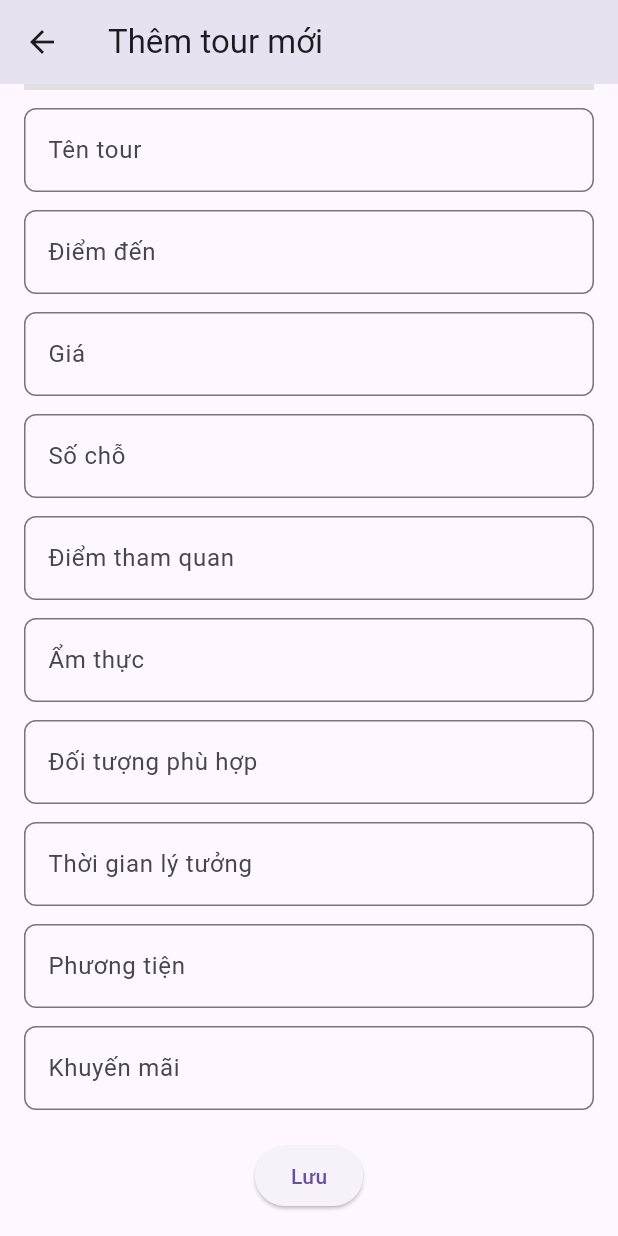
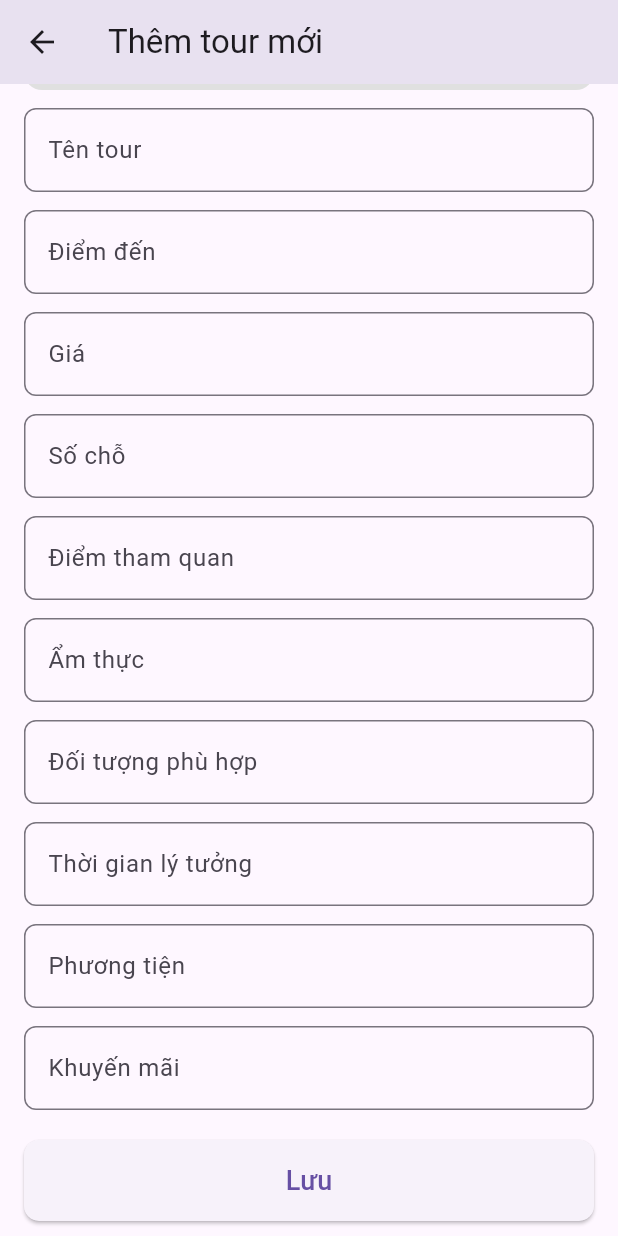
Before and after one commit to Tri1106/Doanchuyenganh, a Flutter app: the TourFormScreen screen opened directly, scrolled down 212 dp, on a phone screen of 412 x 824 dp. Run offline on Flutter 3.47's test engine with Material 3 defaults, Android fonts, the light colour scheme and no system bars; our stand-ins replace image_picker, shared_preferences, shimmer; accounts and stored records are empty; network calls fail.

Commit message:
chỉnh sửa

```diff
--- a/lib/screens/provider/tour_form_screen.dart
+++ b/lib/screens/provider/tour_form_screen.dart
@@ -2,8 +2,8 @@
 import 'dart:io';
 import 'package:flutter/material.dart';
 import 'package:image_picker/image_picker.dart';
+import '../../services/api_service.dart';
 import 'tour_list_screen.dart';
-import '../../services/api_service.dart';
 
 class TourFormScreen extends StatefulWidget {
   final bool isEdit;
@@ -19,32 +19,31 @@ class _TourFormScreenState extends State<TourFormScreen> {
   final picker = ImagePicker();
   File? image;
 
-  final name = TextEditingController();
-  final des = TextEditingController();
-  final price = TextEditingController();
-  final seats = TextEditingController();
-  final dtq = TextEditingController();
-  final amthuc = TextEditingController();
-  final dtth = TextEditingController();
-  final tgl = TextEditingController();
-  final pt = TextEditingController();
-  final km = TextEditingController();
+  final nameController = TextEditingController();
+  final desController = TextEditingController();
+  final priceController = TextEditingController();
+  final seatsController = TextEditingController();
+  final dtqController = TextEditingController();
+  final amthucController = TextEditingController();
+  final dtthController = TextEditingController();
+  final tglController = TextEditingController();
+  final ptController = TextEditingController();
+  final kmController = TextEditingController();
 
   @override
   void initState() {
     super.initState();
-
     if (widget.isEdit && widget.tour != null) {
-      name.text = widget.tour!["TourName"] ?? '';
-      des.text = widget.tour!["Destination"] ?? '';
-      price.text = widget.tour!["Price"].toString();
-      seats.text = widget.tour!["SoCho"].toString();
-      dtq.text = widget.tour!["DiemThamQuan"] ?? '';
-      amthuc.text = widget.tour!["AmThuc"] ?? '';
-      dtth.text = widget.tour!["DoiTuongThichHop"] ?? '';
-      tgl.text = widget.tour!["ThoiGianLyTuong"] ?? '';
-      pt.text = widget.tour!["PhuongTien"] ?? '';
-      km.text = widget.tour!["KhuyenMai"] ?? '';
+      nameController.text = widget.tour!["TourName"] ?? '';
+      desController.text = widget.tour!["Destination"] ?? '';
+      priceController.text = widget.tour!["Price"]?.toString() ?? '';
+      seatsController.text = widget.tour!["SoCho"]?.toString() ?? '';
+      dtqController.text = widget.tour!["DiemThamQuan"] ?? '';
+      amthucController.text = widget.tour!["AmThuc"] ?? '';
+      dtthController.text = widget.tour!["DoiTuongThichHop"] ?? '';
+      tglController.text = widget.tour!["ThoiGianLyTuong"] ?? '';
+      ptController.text = widget.tour!["PhuongTien"] ?? '';
+      kmController.text = widget.tour!["KhuyenMai"] ?? '';
     }
   }
 
@@ -65,22 +64,31 @@ class _TourFormScreenState extends State<TourFormScreen> {
       }
 
       final data = {
-        "tourName": name.text.trim(),
-        "destination": des.text.trim(),
-        "price": int.tryParse(price.text) ?? 0,
-        "seats": int.tryParse(seats.text) ?? 0,
-        "diemThamQuan": dtq.text.trim(),
-        "amThuc": amthuc.text.trim(),
-        "doiTuongThichHop": dtth.text.trim(),
-        "thoiGianLyTuong": tgl.text.trim(),
-        "phuongTien": pt.text.trim(),
-        "khuyenMai": km.text.trim(),
+        "tourName": nameController.text.trim(),
+        "destination": desController.text.trim(),
+        "price": int.tryParse(priceController.text) ?? 0,
+        "seats": int.tryParse(seatsController.text) ?? 0,
+        "diemThamQuan": dtqController.text.trim(),
+        "amThuc": amthucController.text.trim(),
+        "doiTuongThichHop": dtthController.text.trim(),
+        "thoiGianLyTuong": tglController.text.trim(),
+        "phuongTien": ptController.text.trim(),
+        "khuyenMai": kmController.text.trim(),
       };
 
-      bool ok;
+      bool ok = false;
 
       if (widget.isEdit) {
-        final id = widget.tour!["TourID"].toString();  // FIX key
+        final id = widget.tour!["TourID"].toString();
+
+        // Nếu chọn ảnh mới, upload trước và lấy URL
+        if (image != null) {
+          final uploadedUrl = await ApiService.uploadTourImage(id, image!);
+          if (uploadedUrl != null) {
+            data["ImageURL"] = uploadedUrl;
+          }
+        }
+
         ok = await ApiService.updateTour(id, data);
       } else {
         ok = await ApiService.addTour(data, image);
@@ -98,7 +106,6 @@ class _TourFormScreenState extends State<TourFormScreen> {
           MaterialPageRoute(builder: (_) => const TourListScreen()),
         );
       }
-
     } catch (e) {
       print("🔥 LỖI FORM: $e");
       ScaffoldMessenger.of(context).showSnackBar(
@@ -116,9 +123,7 @@ class _TourFormScreenState extends State<TourFormScreen> {
         keyboardType: type,
         decoration: InputDecoration(
           labelText: label,
-          border: OutlineInputBorder(
-            borderRadius: BorderRadius.circular(8),
-          ),
+          border: OutlineInputBorder(borderRadius: BorderRadius.circular(8)),
         ),
       ),
     );
@@ -126,13 +131,17 @@ class _TourFormScreenState extends State<TourFormScreen> {
 
   @override
   Widget build(BuildContext context) {
+    // Lấy ảnh cũ nếu edit và chưa chọn ảnh mới
     final oldImageUrl = widget.isEdit && widget.tour != null
-        ? widget.tour!["ImageURL"]     // FIX key
+        ? widget.tour!["ImageURL"]
         : null;
 
-    final imageUrl = oldImageUrl == null
-        ? null
-        : "${ApiService.base}${oldImageUrl.toString().replaceFirst(RegExp(r'^/+'), '')}";
+    final displayImage = image != null
+        ? FileImage(image!)
+        : (oldImageUrl != null
+        ? NetworkImage(
+        "${ApiService.base}/${oldImageUrl.toString().replaceFirst(RegExp(r'^/+'), '')}")
+        : null);
 
     return Scaffold(
       appBar: AppBar(title: Text(widget.isEdit ? "Sửa tour" : "Thêm tour mới")),
@@ -142,32 +151,52 @@ class _TourFormScreenState extends State<TourFormScreen> {
           children: [
             GestureDetector(
               onTap: pickImage,
-              child: image != null
-                  ? Image.file(image!, height: 200, fit: BoxFit.cover)
-                  : imageUrl != null
-                  ? Image.network(imageUrl, height: 200, fit: BoxFit.cover)
-                  : Container(
+              child: Container(
                 height: 200,
-                color: Colors.grey.shade300,
-                child: const Center(child: Text("Chọn ảnh")),
+                width: double.infinity,
+                decoration: BoxDecoration(
+                  borderRadius: BorderRadius.circular(12),
+                  color: Colors.grey.shade300,
+                ),
+                child: displayImage != null
+                    ? ClipRRect(
+                  borderRadius: BorderRadius.circular(12),
+                  child: displayImage is FileImage
+                      ? Image.file(image!, fit: BoxFit.cover)
+                      : Image.network(
+                    "${ApiService.base}/${oldImageUrl.toString().replaceFirst(RegExp(r'^/+'), '')}",
+                    fit: BoxFit.cover,
+                  ),
+                )
+                    : const Center(child: Text("Chọn ảnh")),
               ),
             ),
-
-            buildInput("Tên tour", name),
-            buildInput("Điểm đến", des),
-            buildInput("Giá", price, type: TextInputType.number),
-            buildInput("Số chỗ", seats, type: TextInputType.number),
-            buildInput("Điểm tham quan", dtq),
-            buildInput("Ẩm thực", amthuc),
-            buildInput("Đối tượng phù hợp", dtth),
-            buildInput("Thời gian lý tưởng", tgl),
-            buildInput("Phương tiện", pt),
-            buildInput("Khuyến mãi", km),
-
+            buildInput("Tên tour", nameController),
+            buildInput("Điểm đến", desController),
+            buildInput("Giá", priceController, type: TextInputType.number),
+            buildInput("Số chỗ", seatsController, type: TextInputType.number),
+            buildInput("Điểm tham quan", dtqController),
+            buildInput("Ẩm thực", amthucController),
+            buildInput("Đối tượng phù hợp", dtthController),
+            buildInput("Thời gian lý tưởng", tglController),
+            buildInput("Phương tiện", ptController),
+            buildInput("Khuyến mãi", kmController),
             const SizedBox(height: 20),
-            ElevatedButton(
-              onPressed: save,
-              child: const Text("Lưu"),
+            SizedBox(
+              width: double.infinity,
+              child: ElevatedButton(
+                onPressed: save,
+                style: ElevatedButton.styleFrom(
+                  padding: const EdgeInsets.symmetric(vertical: 14),
+                  shape: RoundedRectangleBorder(
+                    borderRadius: BorderRadius.circular(10),
+                  ),
+                ),
+                child: const Text(
+                  "Lưu",
+                  style: TextStyle(fontSize: 18),
+                ),
+              ),
             ),
           ],
         ),
```
Also changed, not shown: lib/screens/booking_history_screen.dart (added, +144 -0 lines), lib/screens/home_screen.dart (+47 -26 lines), lib/services/api_service.dart (+100 -18 lines).
